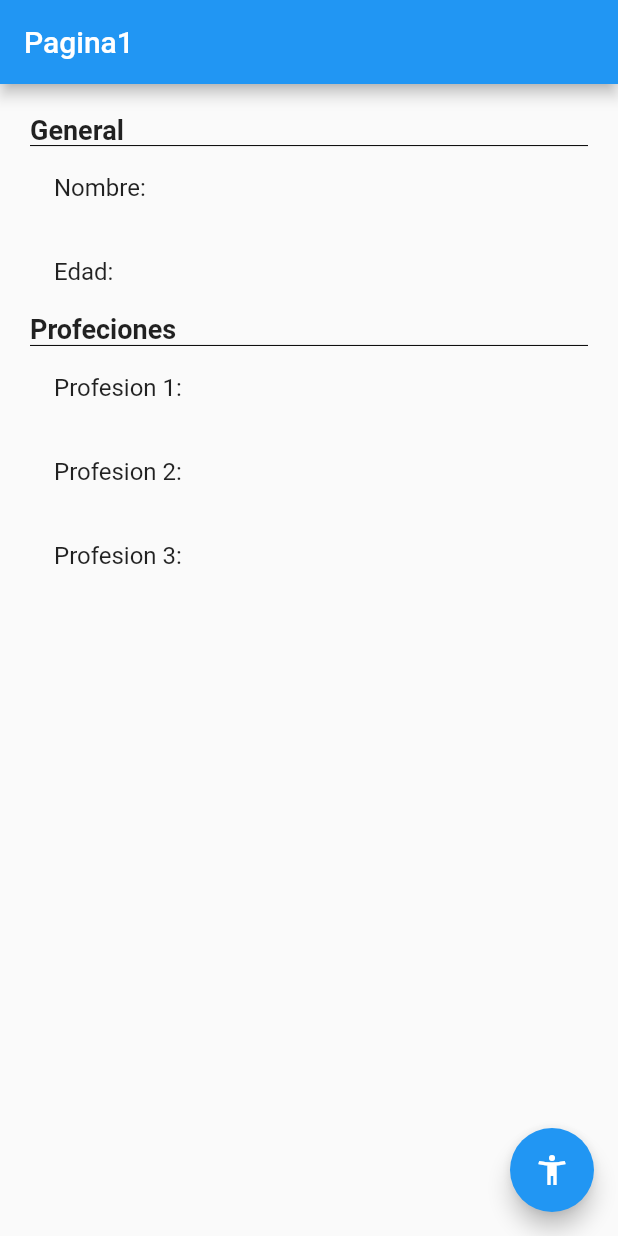
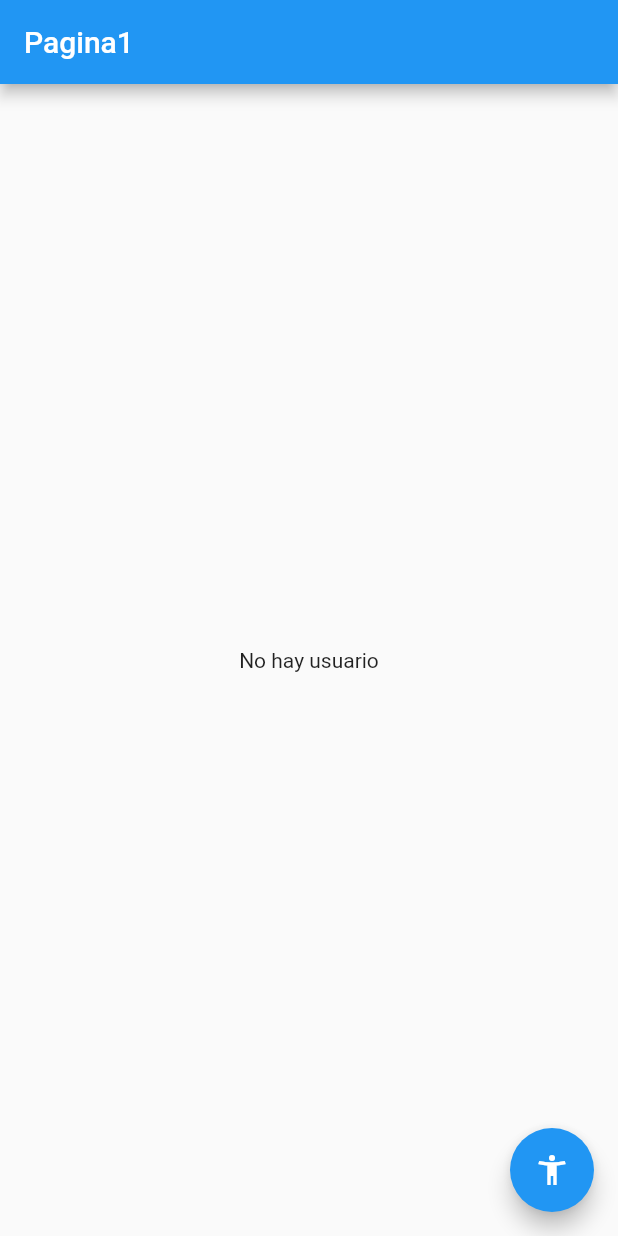
Before and after one commit to andres-hub/gestor-estados-flutter, a Flutter app: the screen it shows after launch, on a phone screen of 412 x 824 dp. Run offline on Flutter 3.47's test engine with Material 2 defaults, Android fonts, the phone set to English and light mode, and no system bars; our stand-ins replace get.

Commit message:
ok seccion 15 GetX

```diff
--- /dev/null
+++ b/lib/controllers/usuario_controller.dart
@@ -0,0 +1,29 @@
+import 'package:get/get.dart';
+
+import 'package:estados/models/usuario.dart';
+
+class UsuarioController extends GetxController {
+  var existeusuario = false.obs;
+  var usuario = Usuario().obs;
+
+  int get profesionesCount {
+    return usuario.value.profesiones.length;
+  }
+
+  void cargarUsuario(Usuario user) {
+    existeusuario.value = true;
+    usuario.value = user;
+  }
+
+  void cambiarEdad(int edad) {
+    usuario.update((val) {
+      val!.edad = edad;
+    });
+  }
+
+  void agregarProfesion(String profesion) {
+    usuario.update((val) {
+      val!.profesiones = [...?val.profesiones, profesion];
+    });
+  }
+}
--- a/lib/main.dart
+++ b/lib/main.dart
@@ -1,4 +1,5 @@
 import 'package:flutter/material.dart';
+import 'package:get/get.dart';
 
 import 'package:estados/pages/pagina1_page.dart';
 import 'package:estados/pages/pagina2_page.dart';
@@ -10,14 +11,18 @@ class MyApp extends StatelessWidget {
 
   @override
   Widget build(BuildContext context) {
-    return MaterialApp(
+    return GetMaterialApp(
       debugShowCheckedModeBanner: false,
       title: 'Material App',
-      initialRoute: 'pagina1',
-      routes: {
-        'pagina1': (_) => Pagina1Page(),
-        'pagina2': (_) => Pagina2Page(),
-      },
+      initialRoute: '/pagina1',
+      // routes: {
+      //   'pagina1': (_) => Pagina1Page(),
+      //   'pagina2': (_) => Pagina2Page(),
+      // },
+      getPages: [
+        GetPage(name: '/pagina1', page: () => Pagina1Page()),
+        GetPage(name: '/pagina2', page: () => Pagina2Page())
+      ],
     );
   }
 }
--- a/lib/models/usuario.dart
+++ b/lib/models/usuario.dart
@@ -1,11 +1,11 @@
 class Usuario {
-  String nombre;
-  int edad;
+  String? nombre;
+  int? edad;
   List<String> profesiones;
 
   Usuario({
-    required this.edad,
-    required this.nombre,
-    required this.profesiones,
+    this.edad,
+    this.nombre,
+    this.profesiones = const [],
   });
 }
--- a/lib/pages/pagina1_page.dart
+++ b/lib/pages/pagina1_page.dart
@@ -1,26 +1,46 @@
 // ignore_for_file: use_key_in_widget_constructors, prefer_const_constructors, sized_box_for_whitespace, prefer_const_literals_to_create_immutables
 
+import 'package:estados/controllers/usuario_controller.dart';
+import 'package:estados/models/usuario.dart';
 import 'package:flutter/material.dart';
+import 'package:get/get.dart';
 
 class Pagina1Page extends StatelessWidget {
   @override
   Widget build(BuildContext context) {
+    final usuarioCtrl = Get.put(UsuarioController());
     return Scaffold(
       appBar: AppBar(
         title: Text('Pagina1'),
       ),
-      body: InformacionUsuario(),
+      body: Obx(() => usuarioCtrl.existeusuario.value
+          ? InformacionUsuario(usuario: usuarioCtrl.usuario.value)
+          : NoInfo()),
       floatingActionButton: FloatingActionButton(
-        child: Icon(Icons.accessibility_new),
-        onPressed: () => Navigator.pushNamed(context, 'pagina2'),
-      ),
+          child: Icon(Icons.accessibility_new),
+          onPressed: () => Get.toNamed('pagina2',
+              arguments: {'nombre': 'Andres', 'edad': 34})),
+    );
+  }
+}
+
+class NoInfo extends StatelessWidget {
+  const NoInfo({super.key});
+
+  @override
+  Widget build(BuildContext context) {
+    return Center(
+      child: Text('No hay usuario'),
     );
   }
 }
 
 class InformacionUsuario extends StatelessWidget {
+  final Usuario usuario;
+
   const InformacionUsuario({
     Key? key,
+    required this.usuario,
   }) : super(key: key);
 
   @override
@@ -37,16 +57,18 @@ class InformacionUsuario extends StatelessWidget {
             style: TextStyle(fontSize: 18, fontWeight: FontWeight.bold),
           ),
           Divider(color: Colors.black, height: 0.1),
-          ListTile(title: Text('Nombre: ')),
-          ListTile(title: Text('Edad: ')),
+          ListTile(title: Text('Nombre: ${usuario.nombre}')),
+          ListTile(title: Text('Edad: ${usuario.edad}')),
           Text(
             'Profeciones',
             style: TextStyle(fontSize: 18, fontWeight: FontWeight.bold),
           ),
           Divider(color: Colors.black, height: 0.4),
-          ListTile(title: Text('Profesion 1: ')),
-          ListTile(title: Text('Profesion 2: ')),
-          ListTile(title: Text('Profesion 3: ')),
+          ...usuario.profesiones!.map(
+            (profesion) => ListTile(title: Text(profesion)),
+          )
+          // ListTile(title: Text('Profesion 2: ')),
+          // ListTile(title: Text('Profesion 3: ')),
         ],
       ),
     );
--- a/pubspec.yaml
+++ b/pubspec.yaml
@@ -36,6 +36,7 @@ dependencies:
   # The following adds the Cupertino Icons font to your application.
   # Use with the CupertinoIcons class for iOS style icons.
   cupertino_icons: ^1.0.2
+  get: ^4.6.5
 
 dev_dependencies:
   flutter_test:
```
Also changed, not shown: lib/pages/pagina2_page.dart (+39 -3 lines), pubspec.lock.
